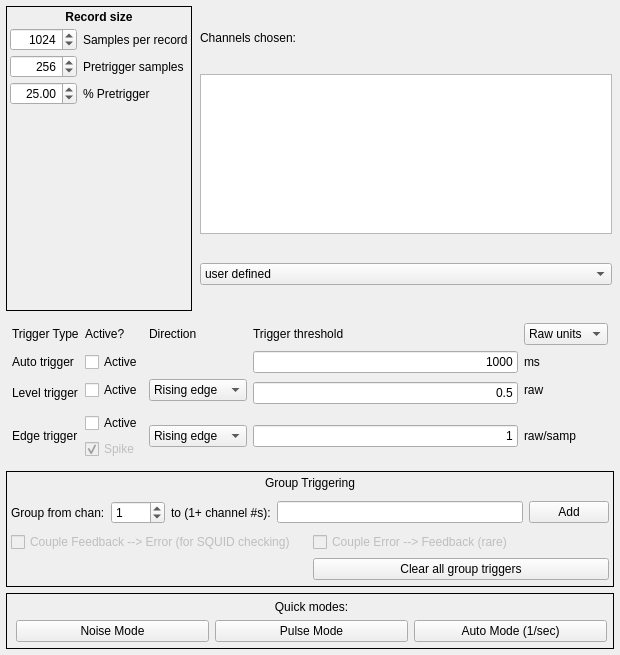
The window that dastardcommander/ui/trigger_config.ui (usnistgov/dastardcommander) describes before a commit, drawn with Qt 5.
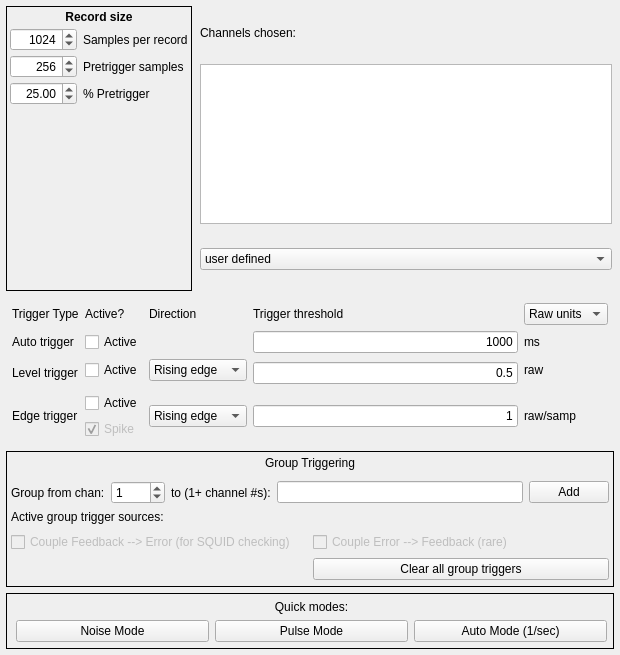
The same window after the commit.

Commit message: Add GUI controls to add to or clear list of active group trigger

Patch:
```diff
--- a/dastardcommander/ui/trigger_config.ui
+++ b/dastardcommander/ui/trigger_config.ui
@@ -665,8 +665,8 @@
         </property>
        </widget>
       </item>
-      <item row="2" column="0">
-       <layout class="QGridLayout" name="couplingGridLayout" columnstretch="0,0,0" columnminimumwidth="0,0,0">
+      <item row="3" column="0">
+       <layout class="QGridLayout" name="couplingGridLayout" columnstretch="0,0" columnminimumwidth="0,0">
         <property name="topMargin">
          <number>2</number>
         </property>
@@ -688,7 +688,7 @@
          </widget>
         </item>
         <item row="2" column="1">
-         <widget class="QPushButton" name="pushButton">
+         <widget class="QPushButton" name="groupTriggerClearAll">
           <property name="text">
            <string>Clear all group triggers</string>
           </property>
@@ -710,6 +710,13 @@
         </item>
        </layout>
       </item>
+      <item row="2" column="0">
+       <widget class="QLabel" name="groupTriggerActive">
+        <property name="text">
+         <string>Active group trigger sources: &lt;none&gt;</string>
+        </property>
+       </widget>
+      </item>
      </layout>
     </widget>
    </item>
```
The commit also changes 1 other file.
